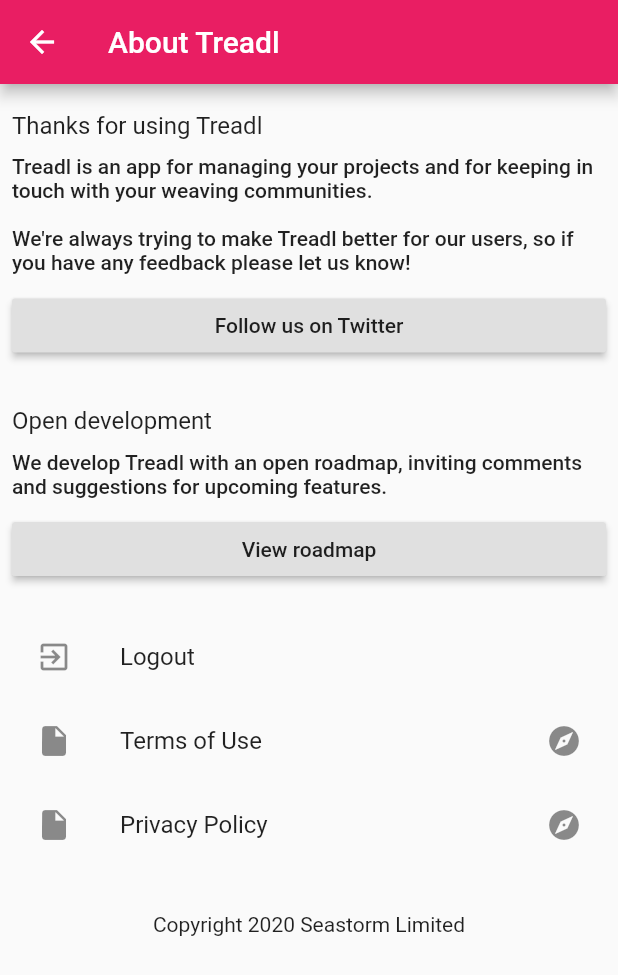
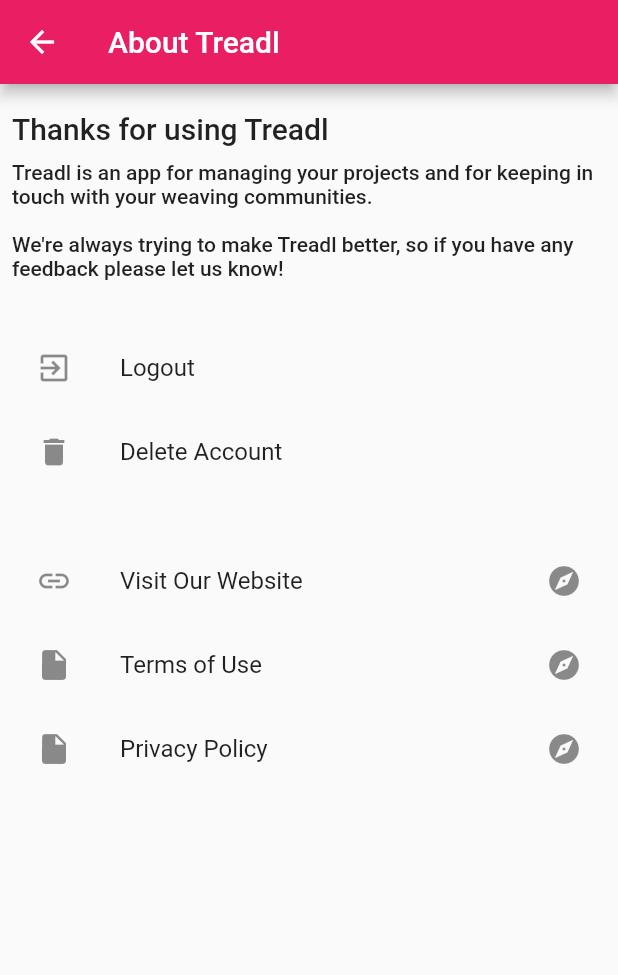
Before and after one commit to thomasbergernz/treadl, a Flutter app: the SettingsScreen screen opened directly, on a phone screen of 412 x 824 dp. Shown: the top 975 px of the screen. Run offline on Flutter 3.47's test engine with Material 2 defaults, Android fonts, the phone set to English and light mode, and no system bars; our stand-ins replace firebase_core, firebase_messaging, flutter_html, fluttertoast, image_picker, shared_preferences; accounts and stored records are empty.

Commit message:
added facility to delete an account from within the mobile app

```diff
--- a/mobile/lib/api.dart
+++ b/mobile/lib/api.dart
@@ -24,7 +24,7 @@
     if (token != null) {
       headers['Authorization'] = 'Bearer ' + token;
     }
-    if (method == 'POST') {
+    if (method == 'POST' || method == 'DELETE') {
       headers['Content-Type'] = 'application/json';
     }
     return headers;
@@ -44,9 +44,14 @@
     http.Client client = http.Client();
     return await client.put(url, headers: await getHeaders('POST'), body: json);
   }
-  Future<http.Response> _delete(Uri url) async {
+  Future<http.Response> _delete(Uri url, [Map<String, dynamic> data]) async {
     http.Client client = http.Client();
-    return await client.delete(url, headers: await getHeaders('DELETE'));
+    if (data != null) {
+      String json = jsonEncode(data);
+      return await client.delete(url, headers: await getHeaders('DELETE'), body: json);
+    } else {
+      return await client.delete(url, headers: await getHeaders('DELETE'));
+    }
   }
 
   Future<Map<String, dynamic>> request(String method, String path, [Map<String, dynamic> data]) async {
@@ -63,7 +68,7 @@
       response = await _get(uri);
     }
     if (method == 'DELETE') {
-      response = await _delete(uri);
+      response = await _delete(uri, data);
     }
     int status = response.statusCode;
     if (status == 200) {
@@ -74,7 +79,7 @@
     else {
       print('ERROR');
       Map<String, dynamic> respData = jsonDecode(response.body);
-      return {'success': false, 'code': response.statusCode, 'message': respData['Message']};
+      return {'success': false, 'code': response.statusCode, 'message': respData['message']};
     }
   }
 
--- a/mobile/lib/settings.dart
+++ b/mobile/lib/settings.dart
@@ -5,6 +5,7 @@
 import 'api.dart';
 
 class SettingsScreen extends StatelessWidget {
+  final TextEditingController _passwordController = TextEditingController();
 
   void _logout(BuildContext context) async {
     Api api = Api();
@@ -12,6 +13,64 @@
     SharedPreferences prefs = await SharedPreferences.getInstance();
     prefs.remove('apiToken');
     Navigator.of(context).pushNamedAndRemoveUntil('/welcome', (Route<dynamic> route) => false);
+  }
+
+  void _deleteAccount(BuildContext context) async {
+
+    AlertDialog alert = AlertDialog(
+      title: Text('Delete your Treadl account'),
+      content: Column(children: [
+        Text('We will remove your account, along with any projects and items you\'ve created. To continue, please enter your account password.'),
+        SizedBox(height: 20),
+        TextField(
+          controller: _passwordController,
+          obscureText: true,
+          decoration: InputDecoration(
+            hintText: 'Type your password...', labelText: 'Account Password'
+          )
+        ),
+      ]),
+      actions: [
+        FlatButton(
+          child: Text('Cancel'),
+          onPressed: () { Navigator.of(context).pop(); }
+        ),
+        RaisedButton(
+          child: Text('Delete Account'),
+          onPressed: () async {
+            Api api = Api();
+            var data = await api.request('DELETE', '/accounts', {'password': _passwordController.text});
+            if (data['success'] == true) {
+              SharedPreferences prefs = await SharedPreferences.getInstance();
+              prefs.remove('apiToken');
+              Navigator.of(context).pushNamedAndRemoveUntil('/welcome', (Route<dynamic> route) => false);
+            } else {
+              showDialog(
+                context: context,
+                builder: (BuildContext context) => CupertinoAlertDialog(
+                  title: new Text('There was a problem with deleting your account'),
+                  content: new Text(data['message']),
+                  actions: <Widget>[
+                    CupertinoDialogAction(
+                      isDefaultAction: true,
+                      child: Text('OK'),
+                      onPressed: () => Navigator.pop(context),
+                    ),
+                  ],
+                )
+              );
+            }
+          }
+        ),
+      ],
+    );
+
+    showDialog(
+      context: context,
+      builder: (BuildContext context) {
+        return alert;
+      },
+    );
   }
 
   @override
@@ -26,42 +85,32 @@
           Container(
             margin: const EdgeInsets.only(top: 10.0, bottom: 10.0),
             child:
-              Text('Thanks for using Treadl', style: Theme.of(context).textTheme.titleMedium),
+              Text('Thanks for using Treadl', style: Theme.of(context).textTheme.titleLarge),
           ),
           Container(
-            child: Text("Treadl is an app for managing your projects and for keeping in touch with your weaving communities.\n\nWe're always trying to make Treadl better for our users, so if you have any feedback please let us know!", style: Theme.of(context).textTheme.bodyText1)
+            child: Text("Treadl is an app for managing your projects and for keeping in touch with your weaving communities.\n\nWe're always trying to make Treadl better, so if you have any feedback please let us know!", style: Theme.of(context).textTheme.bodyText1)
           ),
-          Container(
-            margin: const EdgeInsets.only(top: 10.0, bottom: 20.0),
-            child: RaisedButton(
-              onPressed: () => launch('https://twitter.com/treadlhq'),
-              child: new Text("Follow us on Twitter",
-                textAlign: TextAlign.center,
-              )
-            )
-          ),
-          Container(
-            margin: const EdgeInsets.only(top: 10.0, bottom: 10.0),
-            child:
-              Text('Open development', style: Theme.of(context).textTheme.titleMedium),
-          ),
-          Container(
-            child: Text("We develop Treadl with an open roadmap, inviting comments and suggestions for upcoming features.", style: Theme.of(context).textTheme.bodyText1)
-          ),
-          Container(
-            margin: const EdgeInsets.only(top: 10.0, bottom: 20.0),
-            child: RaisedButton(
-              onPressed: () => launch('https://www.notion.so/ddc7dbc3520b49a0ade2994adbaf27dc?v=9a6e74b785fb403689030a4cabd8122c'),
-              child: new Text("View roadmap",
-                textAlign: TextAlign.center,
-              )
-            )
-          ),
+
+          SizedBox(height: 30),
 
           ListTile(
             leading: Icon(Icons.exit_to_app),
             title: Text('Logout'),
             onTap: () => _logout(context),
+          ),
+          ListTile(
+            leading: Icon(Icons.delete),
+            title: Text('Delete Account'),
+            onTap: () => _deleteAccount(context),
+          ),
+
+          SizedBox(height: 30),
+
+          ListTile(
+            leading: Icon(Icons.link),
+            trailing: Icon(Icons.explore),
+            title: Text('Visit Our Website'),
+            onTap: () => launch('https://treadl.com'),
           ),
           ListTile(
             leading: Icon(Icons.insert_drive_file),
@@ -75,8 +124,6 @@
             title: Text('Privacy Policy'),
             onTap: () => launch('https://treadl.com/privacy'),
           ),
-          SizedBox(height: 30),
-          Text('Copyright 2020 Seastorm Limited',textAlign: TextAlign.center)
         ]
       ),
     );
```
